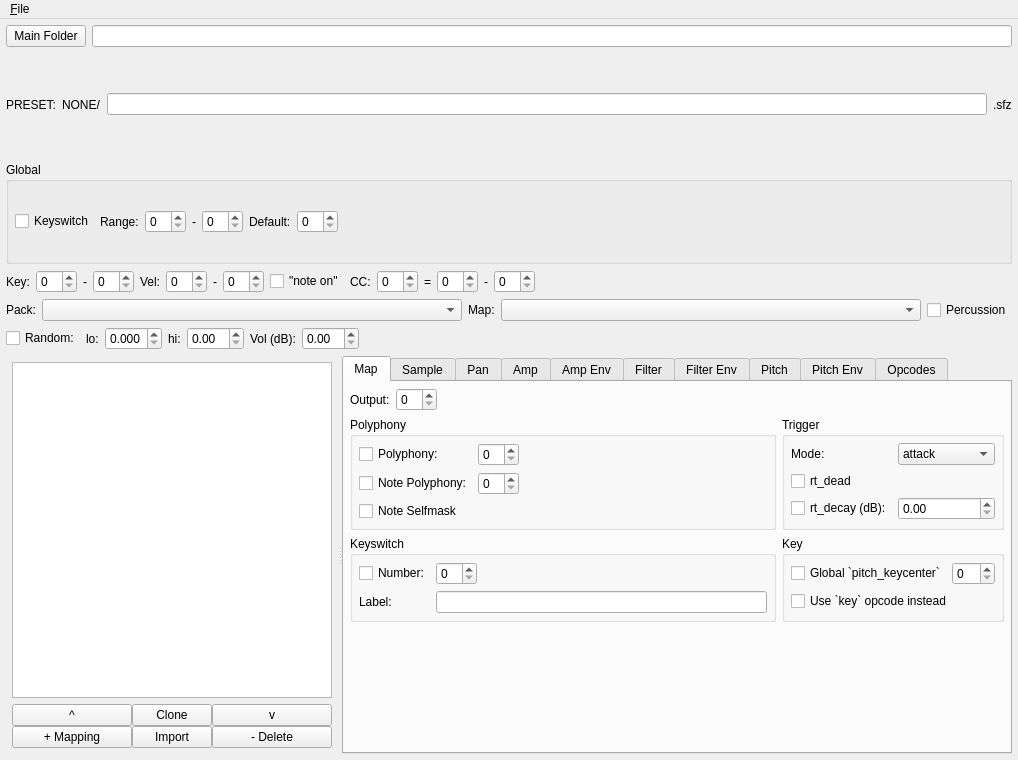
michael02022/sfzbuilder, file src/ui/mainwindow.ui: the form before one commit.
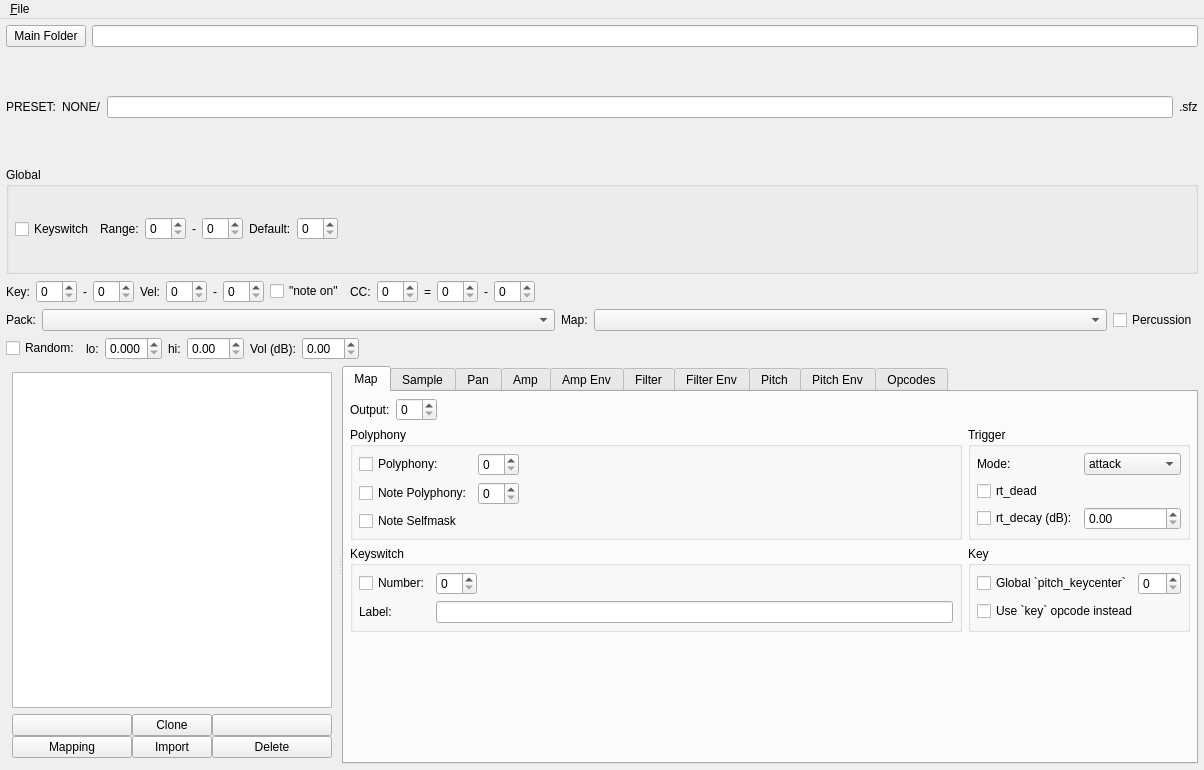
The form after the commit. Icons and pictures are not drawn.

What changed in the file:
```diff
--- a/src/ui/mainwindow.ui
+++ b/src/ui/mainwindow.ui
@@ -7,8 +7,8 @@
    <rect>
     <x>0</x>
     <y>0</y>
-    <width>1010</width>
-    <height>760</height>
+    <width>1204</width>
+    <height>770</height>
    </rect>
   </property>
   <widget class="QWidget" name="centralWidget">
@@ -349,14 +349,32 @@
       <property name="orientation">
        <enum>Qt::Horizontal</enum>
       </property>
-      <widget class="QWidget" name="widget" native="true">
-       <layout class="QVBoxLayout" name="verticalLayout">
+      <widget class="QWidget" name="pnlMap" native="true">
+       <layout class="QVBoxLayout" name="layPnlMap">
+        <property name="sizeConstraint">
+         <enum>QLayout::SetNoConstraint</enum>
+        </property>
+        <property name="leftMargin">
+         <number>6</number>
+        </property>
+        <property name="topMargin">
+         <number>6</number>
+        </property>
+        <property name="rightMargin">
+         <number>6</number>
+        </property>
+        <property name="bottomMargin">
+         <number>6</number>
+        </property>
         <item>
          <widget class="QListWidget" name="listMap"/>
         </item>
         <item>
-         <widget class="QWidget" name="widget_2" native="true">
-          <layout class="QGridLayout" name="gridLayout">
+         <widget class="QWidget" name="pnlMapButtons" native="true">
+          <layout class="QGridLayout" name="layMapButtons">
+           <property name="sizeConstraint">
+            <enum>QLayout::SetNoConstraint</enum>
+           </property>
            <property name="leftMargin">
             <number>0</number>
            </property>
@@ -398,7 +416,7 @@
               </sizepolicy>
              </property>
              <property name="text">
-              <string>- Delete</string>
+              <string>Delete</string>
              </property>
              <property name="icon">
               <iconset theme="list-remove">
@@ -415,7 +433,7 @@
               </sizepolicy>
              </property>
              <property name="text">
-              <string>+ Mapping</string>
+              <string>Mapping</string>
              </property>
              <property name="icon">
               <iconset theme="list-add">
@@ -454,9 +472,6 @@
                <height>0</height>
               </size>
              </property>
-             <property name="text">
-              <string>v</string>
-             </property>
              <property name="icon">
               <iconset theme="go-up">
                <normaloff>.</normaloff>.</iconset>
@@ -477,9 +492,6 @@
                <height>0</height>
               </size>
              </property>
-             <property name="text">
-              <string>^</string>
-             </property>
              <property name="icon">
               <iconset theme="go-down">
                <normaloff>.</normaloff>.</iconset>
@@ -4842,8 +4854,8 @@
     <rect>
      <x>0</x>
      <y>0</y>
-     <width>1010</width>
-     <height>21</height>
+     <width>1204</width>
+     <height>28</height>
     </rect>
    </property>
    <widget class="QMenu" name="menuFile">
```
Left out of the diff: 37 changed lines with no effect on the pictures.
